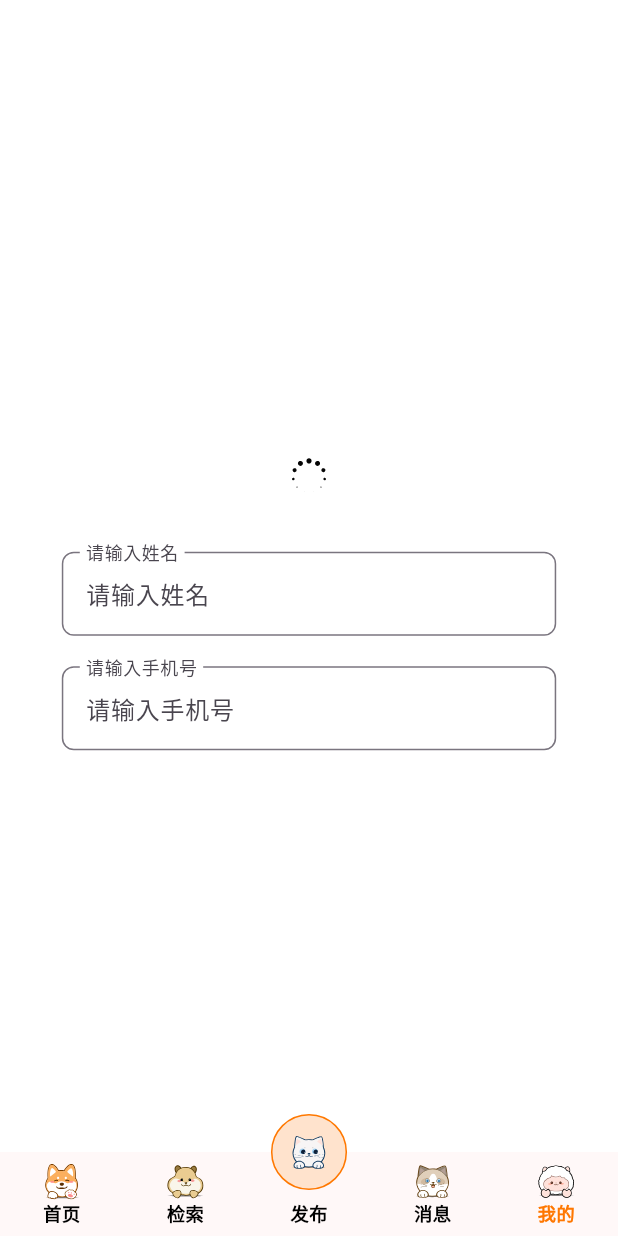
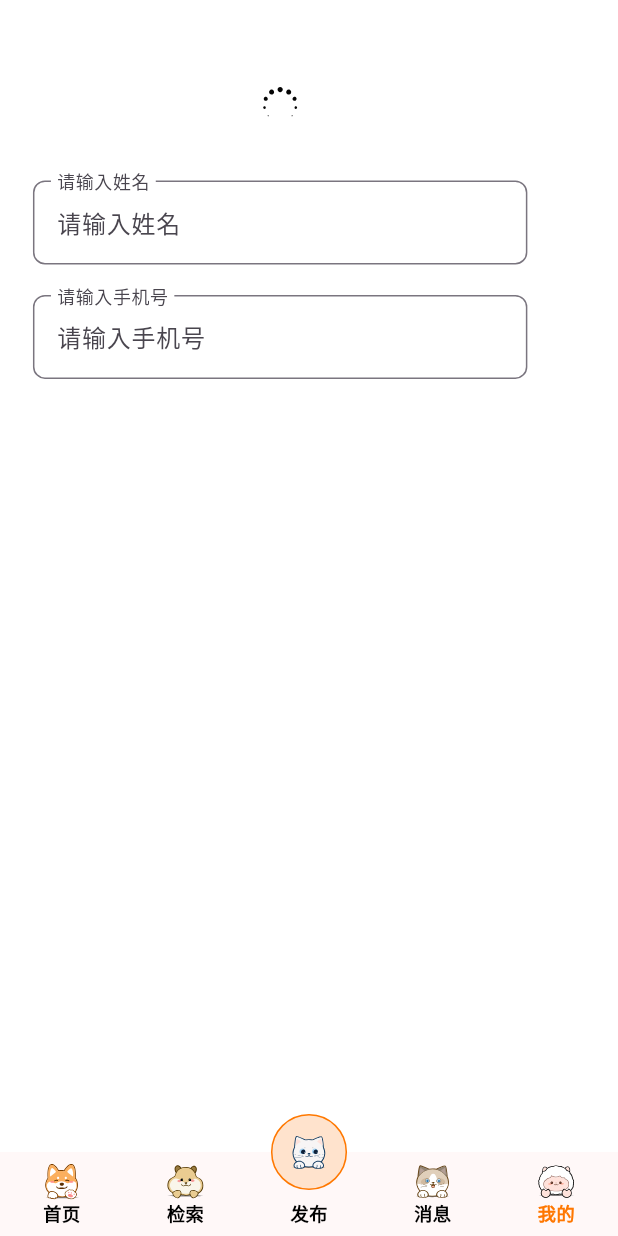
Before and after one commit to zhf2680536614/my-app-cat, a Flutter app: the screen it shows after launch, item 5 of the bottom bar chosen, on a phone screen of 412 x 824 dp. Run offline on Flutter 3.47's test engine with Material 3 defaults, Android fonts, the light colour scheme and no system bars; our stand-ins replace cached_network_image, dio, flutter_screenutil, flutter_svg, fluttertoast, get and 4 more; Roboto replaces fonts that are missing (AlimamaFangYuanTiVF).

Commit message:
fix(home/cpns/person): 修复键盘收起问题并优化布局
添加 GestureDetector 以支持点击空白区域收起键盘
使用 SingleChildScrollView 确保内容可滚动且键盘可拖拽收起
优化布局间距和居中显示

```diff
--- a/lib/pages/home/cpns/person/index.dart
+++ b/lib/pages/home/cpns/person/index.dart
@@ -14,9 +14,24 @@ class _PersonState extends State<Person> {
   Widget build(BuildContext context) {
     return Scaffold(
       backgroundColor: Colors.white,
-      body: Center(
-        child: Column(
+      body: GestureDetector(
+        // 点击空白区域收起键盘
+        onTap: () {
+          FocusScope.of(context).unfocus();
+        },
+        // 确保GestureDetector能够接收到点击事件
+        behavior: HitTestBehavior.opaque,
+        child: SingleChildScrollView(
+          // 键盘可以通过拖拽手势收起
+          keyboardDismissBehavior: ScrollViewKeyboardDismissBehavior.onDrag,
+          // 确保内容在小屏幕上也能完全显示
+          padding: EdgeInsets.symmetric(horizontal: 20.w, vertical: 20.h),
+          // 内容垂直居中
+          child: Column(
           mainAxisAlignment: MainAxisAlignment.center,
+          crossAxisAlignment: CrossAxisAlignment.center,
+          // 设置最小高度为屏幕高度减去padding，确保内容居中
+          mainAxisSize: MainAxisSize.min,
           children: [
             Lottie.asset(
               'animations/loading_single.json',
@@ -40,7 +55,7 @@ class _PersonState extends State<Person> {
                 ),
               ),
             ),
-            SizedBox(height: 20.h,),
+            SizedBox(height: 20.h),
             SizedBox(
               width: 300.w,
               child: InputDecorator(
@@ -58,6 +73,7 @@ class _PersonState extends State<Person> {
           ],
         ),
       ),
+    ),
     );
   }
 }
```
